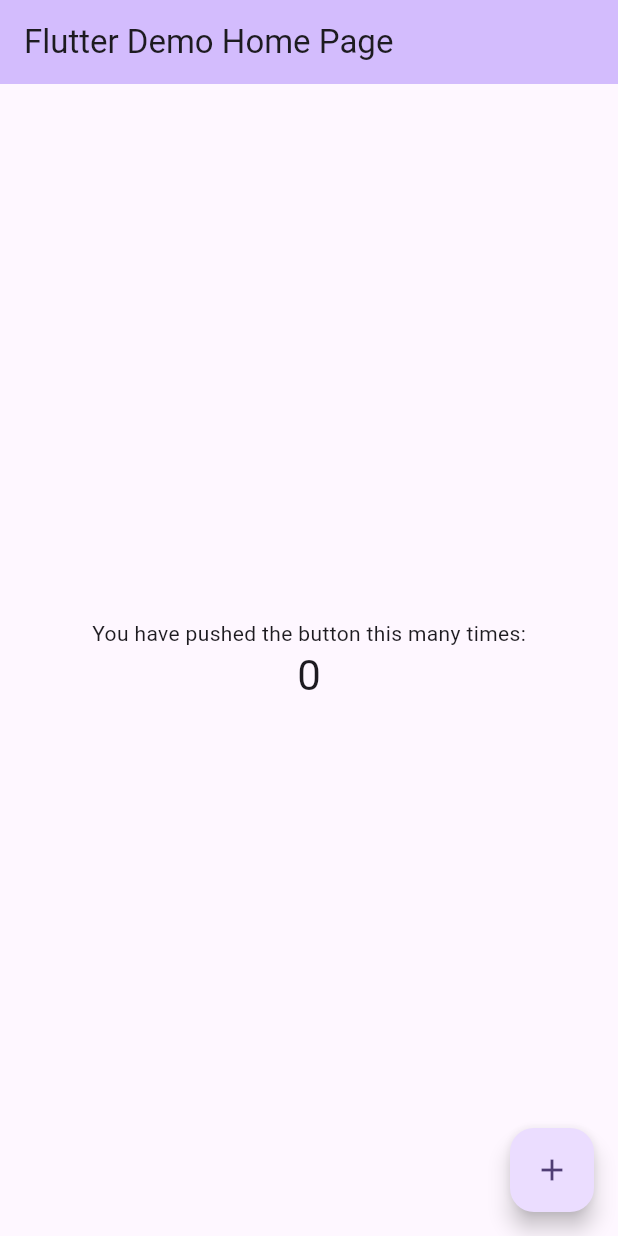
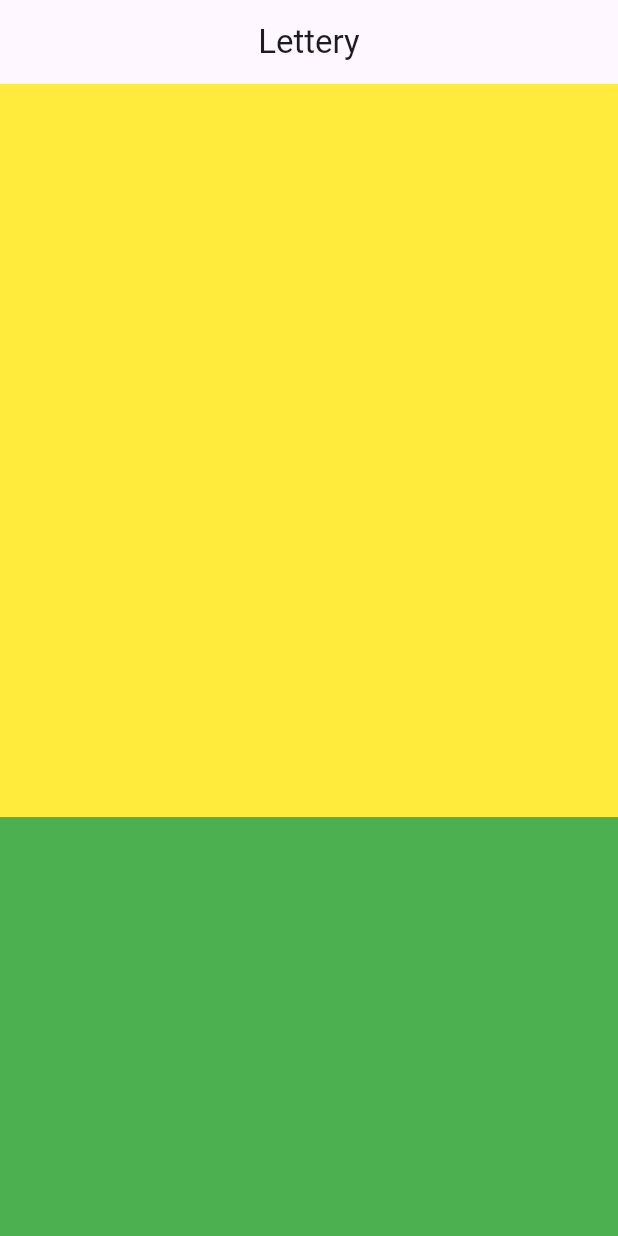
Before and after one commit to iamoguzhanarslantas/lettery, a Flutter app: the screen it shows after launch, on a phone screen of 412 x 824 dp. Run offline on Flutter 3.47's test engine with Material 2 defaults, Android fonts, the light colour scheme and no system bars; our stand-ins replace go_router.

Commit message:
add folder and layout

```diff
--- a/lib/main.dart
+++ b/lib/main.dart
@@ -1,69 +1,7 @@
 import 'package:flutter/material.dart';
+import 'package:lettery/src/app.dart' show App;
 
 void main() {
-  runApp(const MyApp());
+  WidgetsFlutterBinding.ensureInitialized();
+  runApp(const App());
 }
-
-class MyApp extends StatelessWidget {
-  const MyApp({super.key});
-
-  @override
-  Widget build(BuildContext context) {
-    return MaterialApp(
-      title: 'Flutter Demo',
-      theme: ThemeData(
-        colorScheme: ColorScheme.fromSeed(seedColor: Colors.deepPurple),
-        useMaterial3: true,
-      ),
-      home: const MyHomePage(title: 'Flutter Demo Home Page'),
-    );
-  }
-}
-
-class MyHomePage extends StatefulWidget {
-  const MyHomePage({super.key, required this.title});
-
-  final String title;
-
-  @override
-  State<MyHomePage> createState() => _MyHomePageState();
-}
-
-class _MyHomePageState extends State<MyHomePage> {
-  int _counter = 0;
-
-  void _incrementCounter() {
-    setState(() {
-      _counter++;
-    });
-  }
-
-  @override
-  Widget build(BuildContext context) {
-    return Scaffold(
-      appBar: AppBar(
-        backgroundColor: Theme.of(context).colorScheme.inversePrimary,
-        title: Text(widget.title),
-      ),
-      body: Center(
-        child: Column(
-          mainAxisAlignment: MainAxisAlignment.center,
-          children: <Widget>[
-            const Text(
-              'You have pushed the button this many times:',
-            ),
-            Text(
-              '$_counter',
-              style: Theme.of(context).textTheme.headlineMedium,
-            ),
-          ],
-        ),
-      ),
-      floatingActionButton: FloatingActionButton(
-        onPressed: _incrementCounter,
-        tooltip: 'Increment',
-        child: const Icon(Icons.add),
-      ),
-    );
-  }
-}
--- /dev/null
+++ b/lib/src/app.dart
@@ -0,0 +1,25 @@
+import 'package:flutter/material.dart';
+import 'package:lettery/src/config.dart' show Config;
+import 'package:lettery/src/routes/routes.dart' show router;
+
+class App extends StatelessWidget {
+  const App({super.key});
+
+  @override
+  Widget build(BuildContext context) {
+    return MaterialApp.router(
+      routerConfig: router,
+      title: Config.appTitle,
+      theme: ThemeData(
+        appBarTheme: const AppBarTheme(
+          elevation: 0,
+          centerTitle: true,
+        ),
+        colorScheme: ColorScheme.fromSeed(
+          seedColor: Colors.deepPurple,
+        ),
+        useMaterial3: true,
+      ),
+    );
+  }
+}
--- /dev/null
+++ b/lib/src/config.dart
@@ -0,0 +1,4 @@
+class Config {
+  static const appBarTitle = 'Lettery';
+  static const appTitle = 'Lettery';
+}
--- /dev/null
+++ b/lib/src/home/home.dart
@@ -0,0 +1 @@
+export 'pages/home_page.dart';
--- /dev/null
+++ b/lib/src/home/pages/home_page.dart
@@ -0,0 +1,39 @@
+import 'package:flutter/material.dart';
+import 'package:lettery/src/config.dart';
+
+class HomePage extends StatefulWidget {
+  static const routeName = '/home';
+  const HomePage({super.key});
+
+  @override
+  State<HomePage> createState() => _HomePageState();
+}
+
+class _HomePageState extends State<HomePage> {
+  @override
+  Widget build(BuildContext context) {
+    return Scaffold(
+      appBar: AppBar(
+        title: const Text(
+          Config.appBarTitle,
+        ),
+      ),
+      body: Column(
+        children: [
+          Expanded(
+            flex: 7,
+            child: Container(
+              color: Colors.yellow,
+            ),
+          ),
+          Expanded(
+            flex: 4,
+            child: Container(
+              color: Colors.green,
+            ),
+          ),
+        ],
+      ),
+    );
+  }
+}
--- /dev/null
+++ b/lib/src/routes/app_router.dart
@@ -0,0 +1,13 @@
+import 'package:go_router/go_router.dart' show GoRoute, GoRouter, RouteBase;
+import 'package:lettery/src/home/home.dart' show HomePage;
+
+
+final GoRouter router = GoRouter(
+  initialLocation: HomePage.routeName,
+  routes: <RouteBase>[
+    GoRoute(
+      path: HomePage.routeName,
+      builder: (context, state) => const HomePage(),
+    ),
+  ],
+);
--- /dev/null
+++ b/lib/src/routes/routes.dart
@@ -0,0 +1 @@
+export 'app_router.dart';
--- a/pubspec.yaml
+++ b/pubspec.yaml
@@ -35,6 +35,7 @@ dependencies:
   # The following adds the Cupertino Icons font to your application.
   # Use with the CupertinoIcons class for iOS style icons.
   cupertino_icons: ^1.0.2
+  go_router: ^8.0.1
 
 dev_dependencies:
   flutter_test:
```
Also changed, not shown: pubspec.lock, 1 other file.
